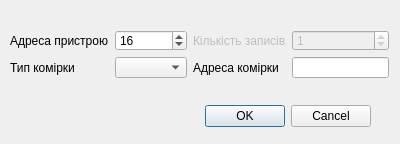
First picture: the form in dialogrecord.ui, repository uzername/ModBusScanner, before the edit.
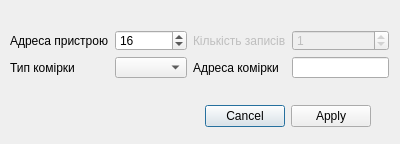
Second picture: the form after the edit.

Diff of the .ui file:
```diff
--- a/dialogrecord.ui
+++ b/dialogrecord.ui
@@ -35,7 +35,7 @@
     <enum>Qt::Horizontal</enum>
    </property>
    <property name="standardButtons">
-    <set>QDialogButtonBox::Cancel|QDialogButtonBox::Ok</set>
+    <set>QDialogButtonBox::Apply|QDialogButtonBox::Cancel</set>
    </property>
   </widget>
   <widget class="QWidget" name="layoutWidget">
```
Left out of the diff: 6 changed lines with no effect on the pictures.
